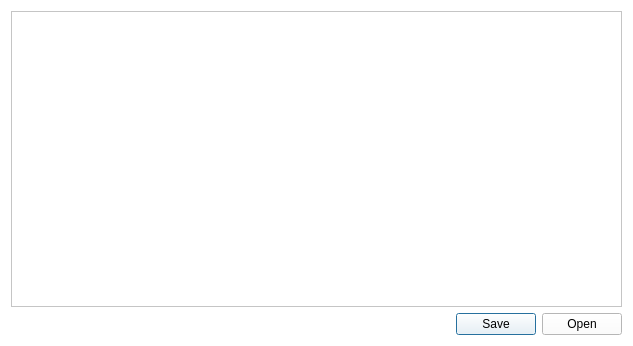
First picture: the form in dialog.ui, repository nabeel-okal/qt_practice, before the edit.
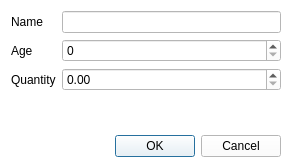
Second picture: the form after the edit.

Commit message: Initial commit for spinBox example code

Diff of the .ui file:
```diff
--- a/dialog.ui
+++ b/dialog.ui
@@ -6,8 +6,8 @@
    <rect>
     <x>0</x>
     <y>0</y>
-    <width>633</width>
-    <height>346</height>
+    <width>292</width>
+    <height>168</height>
    </rect>
   </property>
   <property name="sizePolicy">
@@ -493,12 +493,56 @@
   </property>
   <layout class="QVBoxLayout" name="verticalLayout">
    <item>
-    <widget class="QPlainTextEdit" name="plainTextEdit"/>
+    <layout class="QGridLayout" name="gridLayout">
+     <item row="1" column="0">
+      <widget class="QLabel" name="label">
+       <property name="text">
+        <string>Age</string>
+       </property>
+      </widget>
+     </item>
+     <item row="2" column="0">
+      <widget class="QLabel" name="label_2">
+       <property name="text">
+        <string>Quantity</string>
+       </property>
+      </widget>
+     </item>
+     <item row="0" column="1">
+      <widget class="QLineEdit" name="txtName"/>
+     </item>
+     <item row="2" column="1">
+      <widget class="QDoubleSpinBox" name="sbxQty"/>
+     </item>
+     <item row="1" column="1">
+      <widget class="QSpinBox" name="sbxAge"/>
+     </item>
+     <item row="0" column="0">
+      <widget class="QLabel" name="label_3">
+       <property name="text">
+        <string>Name</string>
+       </property>
+      </widget>
+     </item>
+     <item row="3" column="1">
+      <spacer name="verticalSpacer">
+       <property name="orientation">
+        <enum>Qt::Orientation::Vertical</enum>
+       </property>
+       <property name="sizeHint" stdset="0">
+        <size>
+         <width>20</width>
+         <height>40</height>
+        </size>
+       </property>
+      </spacer>
+     </item>
+    </layout>
    </item>
    <item>
     <widget class="QDialogButtonBox" name="buttonBox">
      <property name="standardButtons">
-      <set>QDialogButtonBox::StandardButton::Open|QDialogButtonBox::StandardButton::Save</set>
+      <set>QDialogButtonBox::StandardButton::Cancel|QDialogButtonBox::StandardButton::Ok</set>
      </property>
     </widget>
    </item>
```
Left out of the diff: 2 changed lines with no effect on the pictures. The commit also changes 9 other files.
